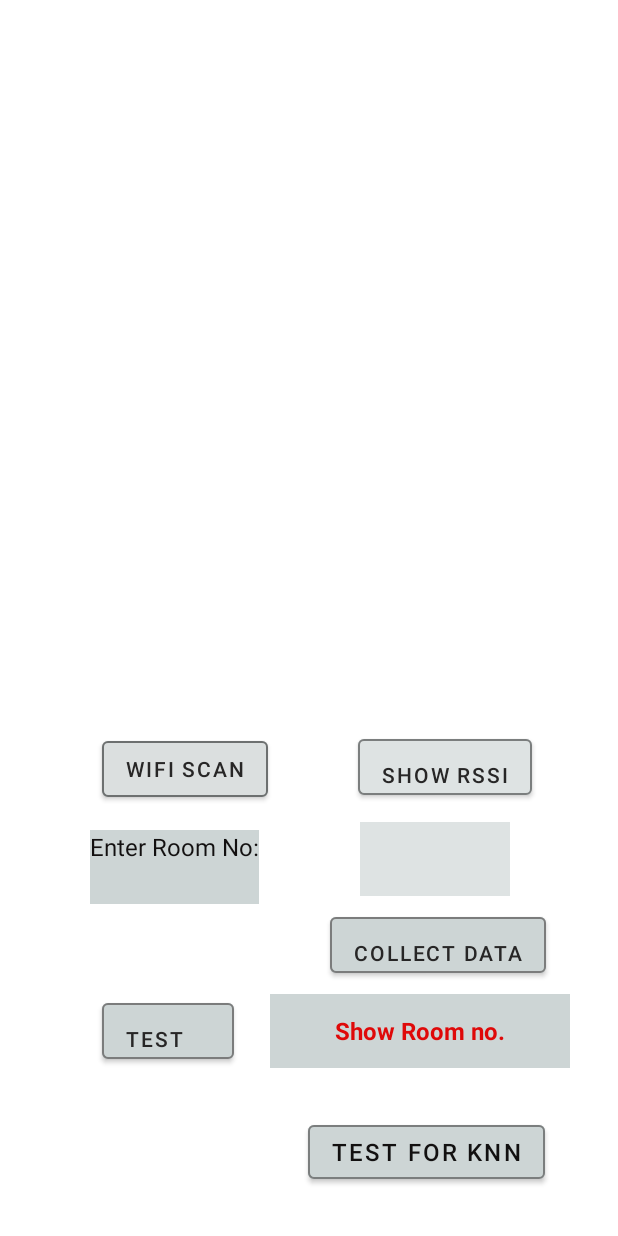
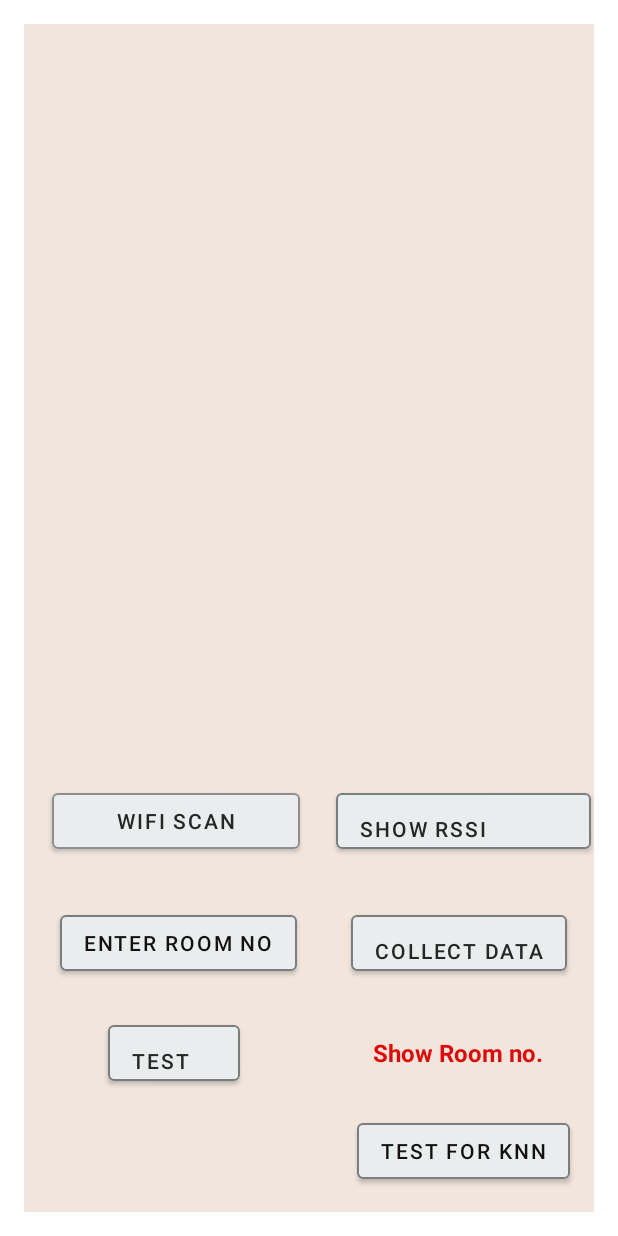
Before and after one commit to Mobile-Computing-Winter-2021/Mobile-Computing, an Android app: the layout activity_main.xml on its own in the app's theme, with its tools: preview values and no code run, on a phone screen of 412 x 824 dp. Run offline under Robolectric (Android 15) with nearby library versions, the phone set to English and light mode, and no system bars.

Commit message:
Almost Done

```diff
--- a/app/src/main/res/layout/activity_main.xml
+++ b/app/src/main/res/layout/activity_main.xml
@@ -6,64 +6,104 @@
     android:layout_height="match_parent"
     android:layout_margin="16dp"
     android:orientation="vertical"
-    tools:context=".MainActivity">
+    tools:context=".MainActivity"
+    android:background="#F1E5DC">
 
 
     <ListView
         android:id="@+id/listofwifi"
         android:layout_width="match_parent"
         android:layout_height="wrap_content"
-        android:layout_above="@+id/scanwifi"
+
+        android:layout_above="@+id/q1"
+        tools:ignore="MissingConstraints" />
+
+    <!--    <EditText-->
+    <!--        android:id="@+id/roomno"-->
+    <!--        android:layout_width="115dp"-->
+    <!--        android:layout_height="38dp"-->
+    <!--        android:layout_marginEnd="64dp"-->
+    <!--        android:layout_marginBottom="20dp"-->
+    <!--        android:gravity="center"-->
+    <!--        android:inputType="number"-->
+    <!--        android:textColor="#272626"-->
+    <!--        android:textSize="16sp"-->
+    <!--        app:layout_constraintBottom_toTopOf="@+id/collectdata"-->
+    <!--        app:layout_constraintEnd_toEndOf="parent"-->
+    <!--        app:strokeColor="#7B7E7E"-->
+    <!--        app:strokeWidth="1dp" />-->
+
+
+    <androidx.constraintlayout.widget.ConstraintLayout
+        android:id="@+id/q1"
+        android:layout_width="match_parent"
+        android:layout_height="wrap_content"
+        android:layout_marginBottom="32dp"
+        app:layout_constraintBottom_toTopOf="@+id/q2"
+        app:layout_constraintEnd_toEndOf="parent"
+        app:layout_constraintHorizontal_bias="0.0"
+        app:layout_constraintStart_toStartOf="parent"
+        app:strokeColor="#6D7070"
+        app:strokeWidth="1dp">
+
+        <Button
+            android:id="@+id/scanwifi"
+            android:layout_width="165dp"
+            android:layout_height="0dp"
+            android:layout_marginEnd="24dp"
+            android:backgroundTint="#E9EDED"
+            android:text="@string/wifi_scan"
+            android:textColor="#272626"
+            app:layout_constraintBottom_toBottomOf="@+id/showrssi"
+            app:layout_constraintEnd_toStartOf="@+id/showrssi"
+            app:layout_constraintTop_toTopOf="@+id/showrssi"
+            app:layout_constraintVertical_bias="0.0"
+            app:strokeColor="#8E8F8F"
+            app:strokeWidth="1dp"
             tools:ignore="MissingConstraints" />
 
         <Button
-        android:id="@+id/scanwifi"
-        android:layout_width="wrap_content"
+            android:id="@+id/showrssi"
+            android:layout_width="170dp"
             android:layout_height="49dp"
-        android:layout_alignParentBottom="true"
-        android:layout_gravity="bottom"
-
-        android:layout_marginStart="52dp"
-        android:layout_marginBottom="16dp"
-        android:backgroundTint="#DBDFDF"
-        android:text="@string/wifi_scan"
-        android:textColor="#272626"
-        app:layout_constraintBottom_toTopOf="@+id/enter"
-        app:layout_constraintStart_toStartOf="parent"
-        app:strokeColor="#6D7070"
-        app:strokeWidth="1dp"
-        tools:ignore="MissingConstraints" />
-
-    <EditText
-        android:id="@+id/roomno"
-        android:layout_width="100dp"
-        android:layout_height="49dp"
-        android:layout_marginEnd="56dp"
-        android:layout_marginBottom="8dp"
-        android:background="#CDD5D5"
-
-        android:backgroundTint="#DEE3E3"
-        android:gravity="center"
-        android:inputType="number"
-        android:textColor="#272626"
-        android:textSize="16sp"
-        app:layout_constraintBottom_toTopOf="@+id/collectdata"
-        app:layout_constraintEnd_toEndOf="parent"
-        app:strokeColor="#7B7E7E"
-        app:strokeWidth="1dp" />
-
-    <Button
-        android:id="@+id/showrssi"
-        android:layout_width="wrap_content"
-        android:layout_height="49dp"
-        android:layout_marginStart="60dp"
-        android:layout_marginBottom="12dp"
-        android:backgroundTint="#DEE3E3"
+            android:layout_marginStart="208dp"
+            android:layout_marginTop="412dp"
+            android:backgroundTint="#E9EDED"
             android:gravity="bottom"
             android:text="Show RSSI"
             android:textColor="#272626"
-        app:layout_constraintBottom_toTopOf="@+id/roomno"
-        app:layout_constraintStart_toEndOf="@+id/scanwifi"
+            app:layout_constraintStart_toStartOf="parent"
+            app:layout_constraintTop_toTopOf="parent"
+            app:strokeColor="#7B7E7E"
+            app:strokeWidth="1dp"
+            tools:ignore="MissingConstraints" />
+    </androidx.constraintlayout.widget.ConstraintLayout>
+
+
+    <androidx.constraintlayout.widget.ConstraintLayout
+        android:id="@+id/q2"
+        android:layout_width="match_parent"
+        android:layout_height="wrap_content"
+
+        android:layout_marginBottom="20dp"
+        app:layout_constraintBottom_toTopOf="@+id/q3"
+        app:layout_constraintEnd_toEndOf="parent"
+        app:layout_constraintHorizontal_bias="0.0"
+        app:layout_constraintStart_toStartOf="parent"
+        app:strokeColor="#6D7070"
+        app:strokeWidth="1dp">
+
+        <Button
+            android:id="@+id/enter"
+            android:layout_width="wrap_content"
+            android:layout_height="49dp"
+            android:layout_marginStart="24dp"
+            android:layout_marginBottom="4dp"
+            android:backgroundTint="#E9EDED"
+            android:text="Enter Room No"
+            android:textColor="#121010"
+            app:layout_constraintBottom_toBottomOf="parent"
+            app:layout_constraintStart_toStartOf="parent"
             app:strokeColor="#7B7E7E"
             app:strokeWidth="1dp"
             tools:ignore="MissingConstraints" />
@@ -73,90 +113,89 @@
             android:layout_width="wrap_content"
             android:layout_height="49dp"
 
-        android:layout_marginBottom="8dp"
-        android:backgroundTint="#CDD5D5"
+            android:layout_marginStart="36dp"
+            android:layout_marginBottom="4dp"
+            android:backgroundTint="#E9EDED"
             android:gravity="bottom"
             android:text="Collect data"
             android:textColor="#272626"
-        app:layout_constraintBottom_toTopOf="@+id/testview"
+            app:layout_constraintBottom_toBottomOf="parent"
             app:layout_constraintEnd_toEndOf="parent"
-        app:layout_constraintHorizontal_bias="0.863"
-        app:layout_constraintStart_toStartOf="parent"
+            app:layout_constraintHorizontal_bias="0.0"
+            app:layout_constraintStart_toEndOf="@+id/enter"
             app:strokeColor="#7B7C7C"
             app:strokeWidth="1dp" />
+    </androidx.constraintlayout.widget.ConstraintLayout>
+
+    <androidx.constraintlayout.widget.ConstraintLayout
+        android:id="@+id/q3"
+        android:layout_width="match_parent"
+        android:layout_height="wrap_content"
+
+        android:layout_marginBottom="16dp"
+        app:layout_constraintBottom_toTopOf="@+id/buttonknn"
+        app:layout_constraintEnd_toEndOf="parent"
+        app:layout_constraintHorizontal_bias="0.0"
+        app:layout_constraintStart_toStartOf="parent"
+        app:strokeColor="#6D7070"
+        app:strokeWidth="1dp">
+
 
         <Button
             android:id="@+id/test"
             android:layout_width="wrap_content"
             android:layout_height="49dp"
 
-        android:layout_marginStart="52dp"
-        android:layout_marginBottom="96dp"
+            android:layout_marginStart="56dp"
 
-        android:backgroundTint="#CDD5D5"
+            android:backgroundTint="#E9EDED"
             android:gravity="bottom"
             android:text="test"
             android:textColor="#272626"
             app:layout_constraintBottom_toBottomOf="parent"
-        app:layout_constraintEnd_toStartOf="@+id/testview"
-        app:layout_constraintHorizontal_bias="0.0"
             app:layout_constraintStart_toStartOf="parent"
+            app:layout_constraintTop_toTopOf="parent"
+            app:layout_constraintVertical_bias="0.0"
             app:strokeColor="#7B7C7C"
             app:strokeWidth="1dp"
             tools:ignore="MissingConstraints" />
 
         <TextView
             android:id="@+id/testview"
-        android:layout_width="200dp"
+            android:layout_width="wrap_content"
             android:layout_height="49dp"
-        android:layout_marginEnd="16dp"
-        android:layout_marginBottom="32dp"
-        android:background="#EAF1F1"
-        android:backgroundTint="#CDD5D5"
+
             android:gravity="center"
             android:text="Show Room no."
             android:textAlignment="center"
             android:textColor="#DF0909"
             android:textSize="16dp"
             android:textStyle="bold"
-        app:layout_constraintBottom_toTopOf="@+id/buttonknn"
+            app:layout_constraintBottom_toBottomOf="parent"
             app:layout_constraintEnd_toEndOf="parent"
+            app:layout_constraintHorizontal_bias="0.721"
+            app:layout_constraintStart_toEndOf="@+id/test"
+            app:layout_constraintTop_toTopOf="parent"
+            app:layout_constraintVertical_bias="0.0"
             app:strokeColor="#7B7E7E"
             app:strokeWidth="1dp"
             tools:ignore="MissingConstraints" />
 
-    <TextView
-        android:id="@+id/enter"
-        android:layout_width="wrap_content"
-        android:layout_height="49dp"
-        android:layout_marginStart="44dp"
-        android:layout_marginBottom="60dp"
-        android:background="#EAF1F1"
-        android:backgroundTint="#CDD5D5"
-        android:text="Enter Room No:"
-        android:textAlignment="center"
-        android:textColor="#121010"
-        android:textSize="16dp"
-        app:layout_constraintBottom_toTopOf="@+id/test"
-        app:layout_constraintEnd_toStartOf="@+id/roomno"
-        app:layout_constraintHorizontal_bias="0.0"
-        app:layout_constraintStart_toStartOf="parent"
-        app:strokeColor="#7B7E7E"
-        app:strokeWidth="1dp" />
+    </androidx.constraintlayout.widget.ConstraintLayout>
 
     <Button
         android:id="@+id/buttonknn"
         android:layout_width="wrap_content"
-        android:layout_height="wrap_content"
+        android:layout_height="49dp"
         android:layout_marginBottom="16dp"
-        android:backgroundTint="#CDD5D5"
+        android:backgroundTint="#E9EDED"
         android:text="Test for KNN"
         android:textAlignment="center"
         android:textColor="#121010"
-        android:textSize="16dp"
+
         app:layout_constraintBottom_toBottomOf="parent"
         app:layout_constraintEnd_toEndOf="parent"
-        app:layout_constraintHorizontal_bias="0.854"
+        app:layout_constraintHorizontal_bias="0.932"
         app:layout_constraintStart_toStartOf="parent"
         app:strokeColor="#7B7E7E"
         app:strokeWidth="1dp" />
--- a/app/src/main/res/values/themes.xml
+++ b/app/src/main/res/values/themes.xml
@@ -1,6 +1,6 @@
 <resources xmlns:tools="http://schemas.android.com/tools">
     <!-- Base application theme. -->
-    <style name="Theme.Assignment5" parent="Theme.MaterialComponents.DayNight.DarkActionBar">
+    <style name="Theme.Assignment5" parent="Theme.MaterialComponents.DayNight.NoActionBar">
         <!-- Primary brand color. -->
         <item name="colorPrimary">@color/purple_500</item>
         <item name="colorPrimaryVariant">@color/purple_700</item>
```
Lines whose indentation alone changed are shown as unchanged.
